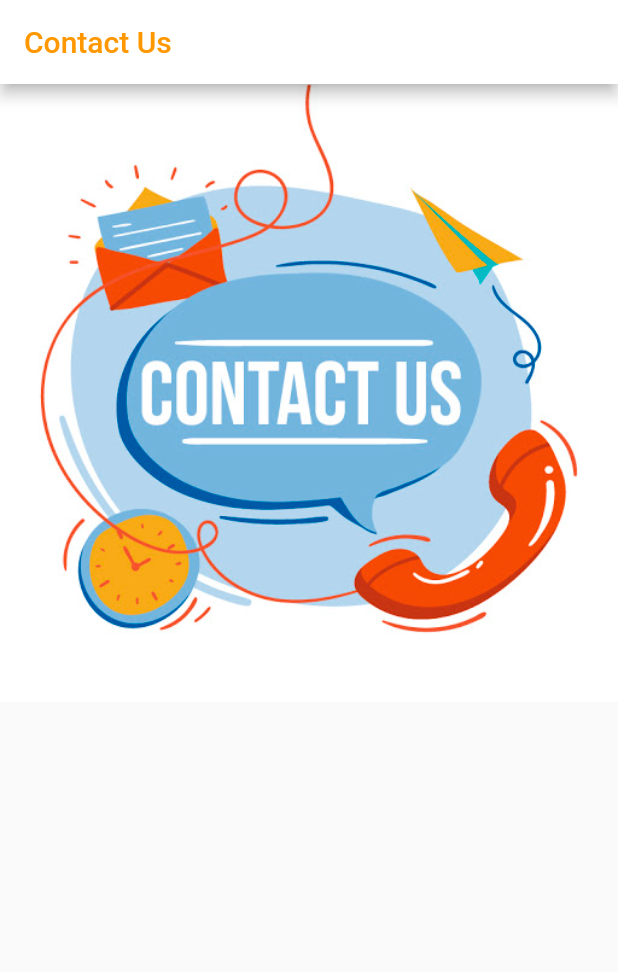
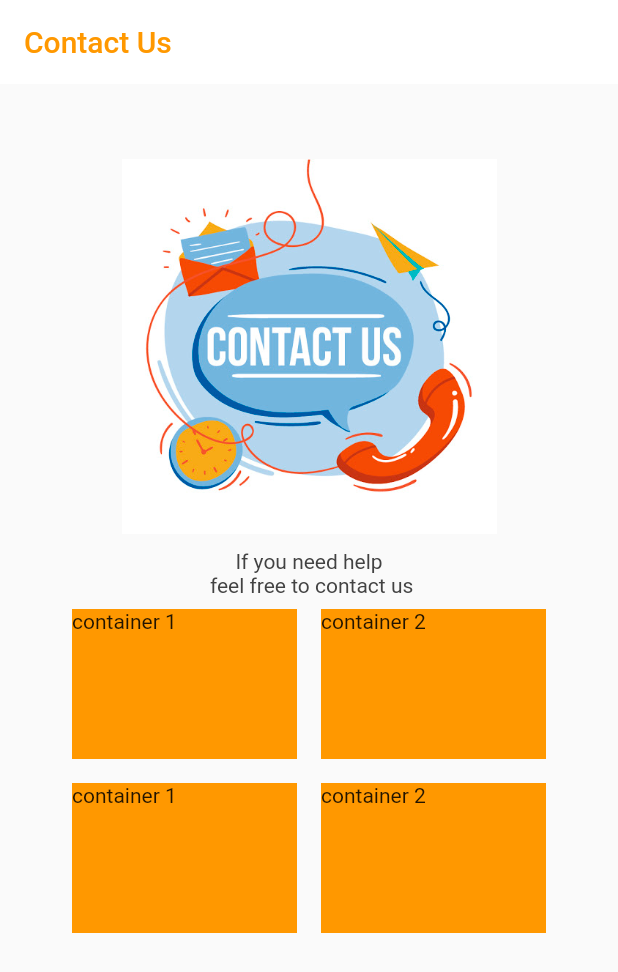
Before and after one commit to udaykumaruking/contact_us_Flutter, a Flutter app: the screen it shows after launch, on a phone screen of 412 x 824 dp. Shown: the top 972 px of the screen. Run offline on Flutter 3.47's test engine with Material 2 defaults, Android fonts, the phone set to English and light mode, and no system bars.

Commit message:
Added more widgets

```diff
--- a/lib/main.dart
+++ b/lib/main.dart
@@ -1,11 +1,8 @@
 import 'package:flutter/material.dart';
 
 void main() {
-  runApp(
-    contact()
-  );
+  runApp(contact());
 }
-
 
 class contact extends StatelessWidget {
   @override
@@ -14,19 +11,82 @@ class contact extends StatelessWidget {
       home: Scaffold(
         //backgroundColor: Colors.blueGrey,
         appBar: AppBar(
-          // elevation: 0,
-          title: Text("Contact Us", style: TextStyle(color: Colors.orange),),
+          elevation: 0,
+          title: Text(
+            "Contact Us",
+            style: TextStyle(color: Colors.orange),
+          ),
           backgroundColor: Colors.white,
         ),
         body: Column(
           children: [
-            Image.asset('images/contact.jpg')
+            SizedBox(
+              height: 50,
+            ),
+            Center(
+                child: Image.asset(
+              'images/contact.jpg',
+              height: 250,
+            )),
+            SizedBox(
+              height: 10,
+            ),
+            Text(
+              'If you need help \n feel free to contact us',
+              textAlign: TextAlign.center,
+              style: TextStyle(
+                color: Colors.grey[800],
+              ),
+            ),
+            Row(
+              mainAxisAlignment: MainAxisAlignment.center,
+              children: [
+                Padding(
+                  padding: const EdgeInsets.all(8.0),
+                  child: Container(
+                    height: 100,
+                    width: 150,
+                    color: Colors.orange,
+                    child: Text('container 1 '),
+                  ),
+                ),
+                Padding(
+                  padding: const EdgeInsets.all(8.0),
+                  child: Container(
+                    height: 100,
+                    width: 150,
+                    color: Colors.orange,
+                    child: Text('container 2 '),
+                  ),
+                ),
+              ],
+            ),
+            Row(
+              mainAxisAlignment: MainAxisAlignment.center,
+              children: [
+                Padding(
+                  padding: const EdgeInsets.all(8.0),
+                  child: Container(
+                    height: 100,
+                    width: 150,
+                    color: Colors.orange,
+                    child: Text('container 1 '),
+                  ),
+                ),
+                Padding(
+                  padding: const EdgeInsets.all(8.0),
+                  child: Container(
+                    height: 100,
+                    width: 150,
+                    color: Colors.orange,
+                    child: Text('container 2 '),
+                  ),
+                ),
+              ],
+            )
           ],
         ),
       ),
     );
   }
 }
-
-
-//fcgvb
```
